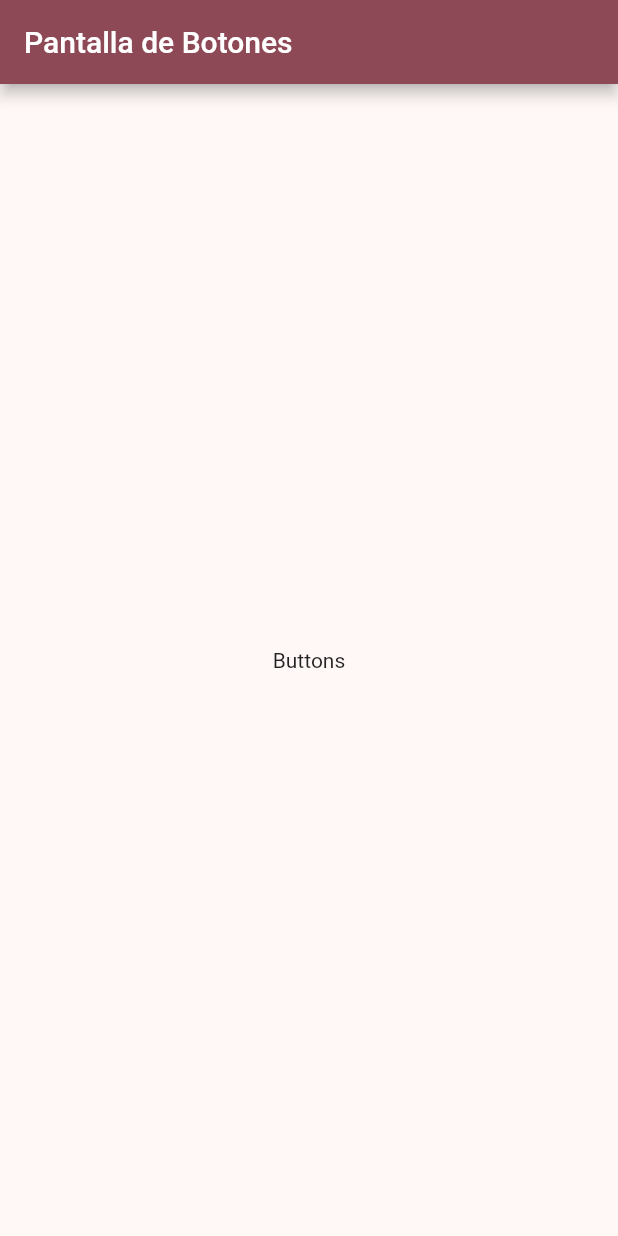
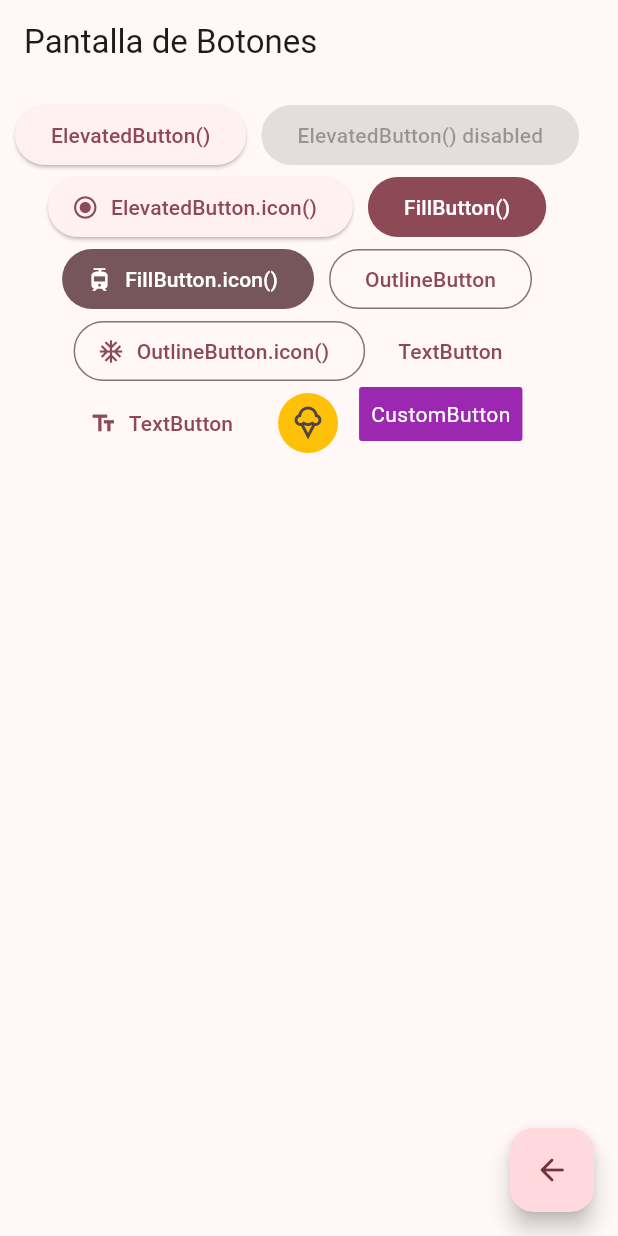
Before and after one commit to JohanJimenex/widget_app, a Flutter app: the ButtonsScreen screen opened by its route, on a phone screen of 412 x 824 dp. Run offline on Flutter 3.47's test engine with Material 2 defaults, Android fonts, the phone set to English and light mode, and no system bars; our stand-ins replace go_router.

```diff
--- a/lib/config/router/go_router.dart
+++ b/lib/config/router/go_router.dart
@@ -18,10 +18,10 @@ GoRouter appRouter = GoRouter(
       ),
 
       //ejem[plo con name
-      GoRoute(
-        path: "/cards",
-        name:
-            "CardsScreen", // o se obtiene desde una variable static desde el CardScreen.name
-        builder: (context, state) => const CardsScreen(),
-      ),
+      // GoRoute(
+      //   path: "/cards",
+      //   name:
+      //       "CardsScreen", // o se obtiene desde una variable static desde el CardScreen.name
+      //   builder: (context, state) => const CardsScreen(),
+      // ),
     ]);
--- a/lib/config/themes/app_theme.dart
+++ b/lib/config/themes/app_theme.dart
@@ -14,6 +14,7 @@ class AppTheme {
 
   ThemeData getTheme({int indexOfColor = 0}) {
     return ThemeData(
+        useMaterial3: true,
         colorSchemeSeed: _listColors[indexOfColor],
         appBarTheme: const AppBarTheme(centerTitle: false));
   }
--- a/lib/presentations/screens/buttons/buttons_screen.dart
+++ b/lib/presentations/screens/buttons/buttons_screen.dart
@@ -1,4 +1,6 @@
 import 'package:flutter/material.dart';
+import 'package:go_router/go_router.dart';
+import 'package:widget_app/presentations/shared/widgets/custom_button.dart';
 
 class ButtonsScreen extends StatelessWidget {
   const ButtonsScreen({super.key});
@@ -9,7 +11,68 @@ class ButtonsScreen extends StatelessWidget {
       appBar: AppBar(
         title: const Text("Pantalla de Botones"),
       ),
-      body: const Center(child: Text("Buttons")),
+      body: const _ButtonsView(),
+      floatingActionButton: FloatingActionButton(
+          onPressed: () {
+            context.pop();
+          },
+          child: const Icon(Icons.arrow_back_rounded)),
     );
   }
 }
+
+class _ButtonsView extends StatelessWidget {
+  const _ButtonsView();
+
+  @override
+  Widget build(BuildContext context) {
+    final colors = Theme.of(context).colorScheme;
+
+    return Padding(
+      padding: const EdgeInsets.symmetric(vertical: 10, horizontal: 10),
+      child: Wrap(
+        spacing: 10,
+        alignment: WrapAlignment.center,
+        children: [
+          ElevatedButton(
+              onPressed: () {}, child: const Text("ElevatedButton()")),
+          // Deshabilitar boton con null
+          const ElevatedButton(
+              onPressed: null, child: Text("ElevatedButton() disabled")),
+          ElevatedButton.icon(
+              onPressed: () {},
+              icon: const Icon(Icons.radio_button_checked),
+              label: const Text("ElevatedButton.icon()")),
+          FilledButton(
+              onPressed: () {}, child: const Text("FillButton()")),
+          FilledButton.icon(
+              style: ButtonStyle(
+                backgroundColor: MaterialStatePropertyAll(
+                    colors.secondary), // Cambia el color del ícono aquí
+              ),
+              icon: const Icon(Icons.tram_sharp),
+              onPressed: () {},
+              label: const Text("FillButton.icon()")),
+
+          OutlinedButton(
+              onPressed: () {}, child: const Text("OutlineButton")),
+          OutlinedButton.icon(
+              onPressed: () {},
+              icon: const Icon(Icons.ac_unit_outlined),
+              label: const Text("OutlineButton.icon()")),
+          TextButton(onPressed: () {}, child: const Text("TextButton")),
+          TextButton.icon(
+              onPressed: () {},
+              icon: const Icon(Icons.text_fields),
+              label: const Text("TextButton")),
+          IconButton(
+              style: const ButtonStyle(
+                  backgroundColor: MaterialStatePropertyAll(Colors.amber)),
+              onPressed: () {},
+              icon: const Icon(Icons.icecream_outlined)),
+          const CustomButton()
+        ],
+      ),
+    );
+  }
+}
--- /dev/null
+++ b/lib/presentations/shared/widgets/custom_button.dart
@@ -0,0 +1,23 @@
+import 'package:flutter/material.dart';
+
+class CustomButton extends StatelessWidget {
+  const CustomButton({super.key});
+
+  @override
+  Widget build(BuildContext context) {
+    return Material(
+      color: Colors.purple,
+      borderRadius: BorderRadius.circular(2),
+      child: InkWell(
+        child: const Padding(
+          padding: EdgeInsets.all(8.0),
+          child: Text(
+            "CustomButton",
+            style: TextStyle(color: Colors.white),
+          ),
+        ),
+        onTap: () {},
+      ),
+    );
+  }
+}
```
